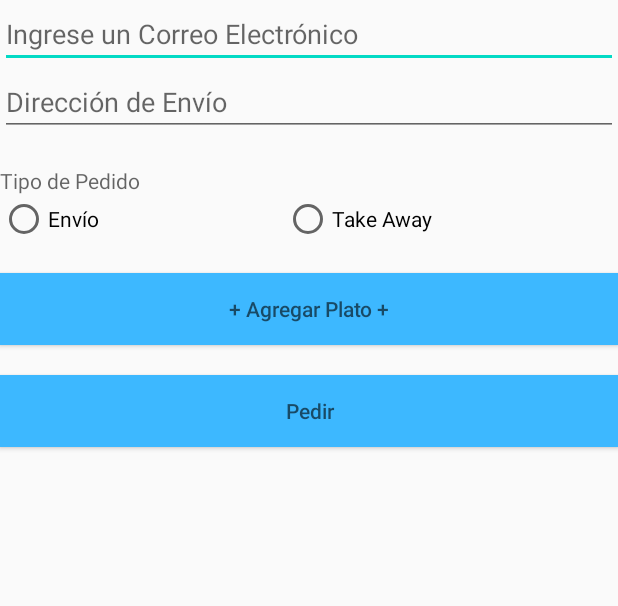
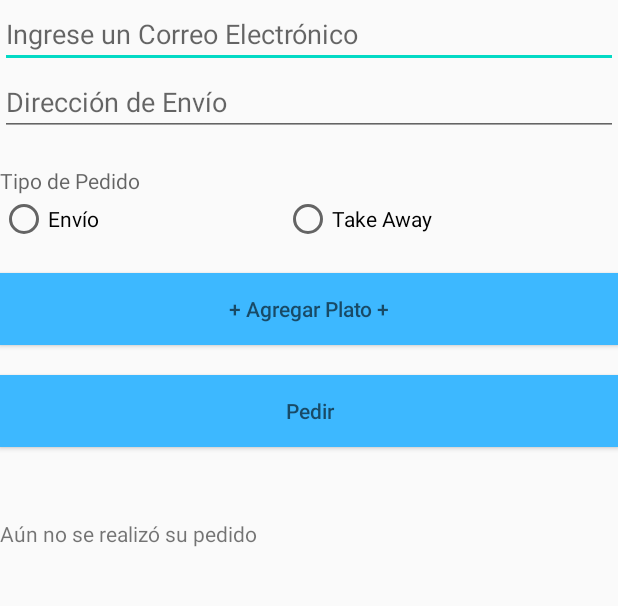
Before and after one commit to franfanton/SendMeal, an Android app: the PedidoActivity screen opened directly, with no data from a screen before it, on a phone screen of 412 x 824 dp, the part 84-690 px from its top. Run offline under Robolectric (Android 15) with nearby library versions, the phone set to English and light mode, and no system bars.

```diff
--- a/app/src/main/AndroidManifest.xml
+++ b/app/src/main/AndroidManifest.xml
@@ -20,5 +20,10 @@
                 <category android:name="android.intent.category.LAUNCHER" />
             </intent-filter>
         </activity>
+        <receiver android:name=".model.MyNotificationPublisher">
+            <intent-filter>
+                <action android:name="android.provider.Telephony.SMS_RECEIVED"/>
+            </intent-filter>
+        </receiver>
     </application>
 </manifest>
--- a/app/src/main/res/layout/nuevo_pedido.xml
+++ b/app/src/main/res/layout/nuevo_pedido.xml
@@ -69,4 +69,18 @@
         android:hint="@string/realizarPedido"
         android:enabled="true"/>
 
+    <ProgressBar
+        android:id="@+id/cargaPedido"
+        style="?android:attr/progressBarStyle"
+        android:layout_width="match_parent"
+        android:layout_height="wrap_content"
+        android:visibility="invisible" />
+
+    <TextView
+        android:id="@+id/tv_pedido"
+        android:layout_width="match_parent"
+        android:layout_height="wrap_content"
+        android:text="@string/pedido_no_realizado"
+        android:visibility="visible" />
+
 </LinearLayout>
--- a/app/src/main/res/values/strings.xml
+++ b/app/src/main/res/values/strings.xml
@@ -68,6 +68,7 @@
     <string name="takeAway">Take Away</string>
     <string name="realizarPedido">Pedir</string>
     <string name="agregarPlato">+ Agregar Plato +</string>
+    <string name="pedido_no_realizado">Aún no se realizó su pedido</string>
     <!-- STRING LAB 02-->
 
 </resources>
```
Also changed, not shown: app/src/main/java/com/example/lab1/PedidoActivity.java (+54 -2 lines), app/src/main/java/com/example/lab1/model/MyNotificationPublisher.java (added, +17 -0 lines).
